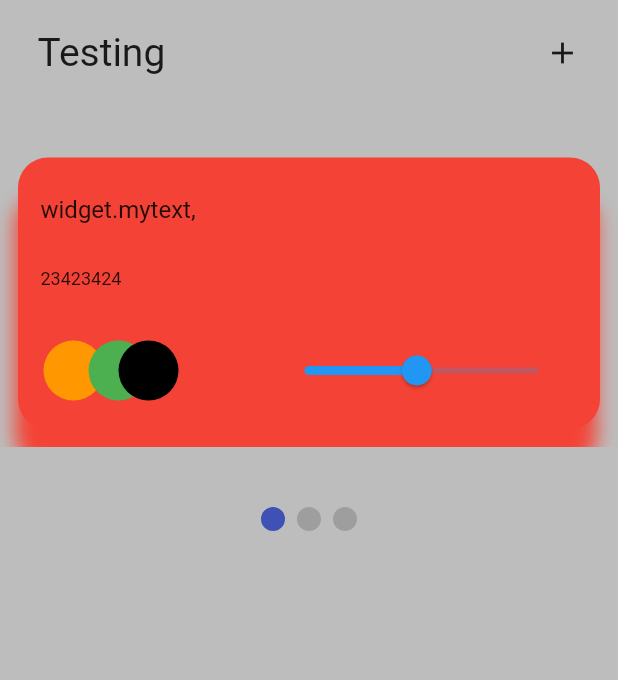
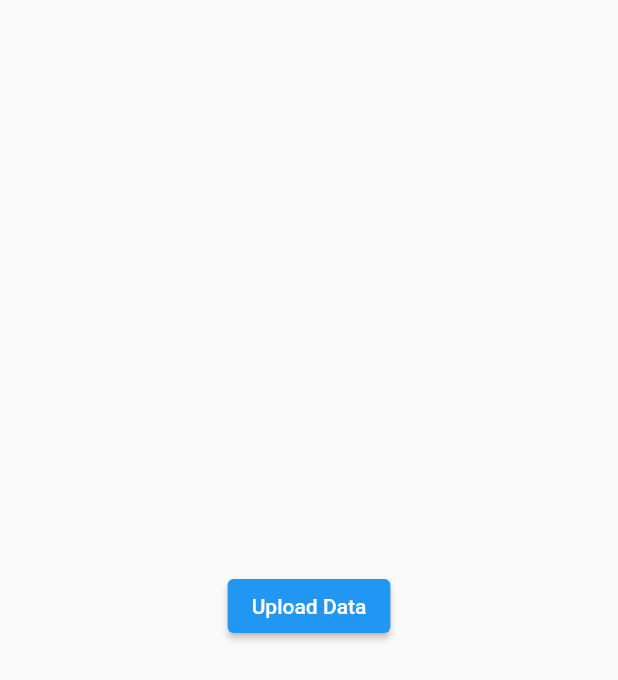
Before and after one commit to AliJawadSubhan/Practice, a Flutter app: the screen it shows after launch, on a phone screen of 412 x 824 dp. Shown: the top 680 px of the screen. Run offline on Flutter 3.47's test engine with Material 2 defaults, Android fonts, the phone set to English and light mode, and no system bars; drawn by our look-alikes of smooth_page_indicator.

Commit message:
made Post API

```diff
--- a/lib/main.dart
+++ b/lib/main.dart
@@ -1,5 +1,6 @@
 import 'package:flutter/material.dart';
 import 'package:practice/home/home.dart';
+import 'package:practice/post/post_screen.dart';
 
 void main() {
   runApp(const MyApp());
@@ -25,7 +26,7 @@ class MyApp extends StatelessWidget {
         // is not restarted.
         primarySwatch: Colors.blue,
       ),
-      home: HomePageUI(),
+      home: NewHome(),
     );
   }
 }
--- /dev/null
+++ b/lib/post/post_screen.dart
@@ -0,0 +1,75 @@
+// ignore_for_file: public_member_api_docs, sort_constructors_first
+import 'dart:convert';
+import 'dart:developer';
+
+import 'package:flutter/material.dart';
+import 'package:http/http.dart' as http;
+
+class NewHome extends StatefulWidget {
+  NewHome({super.key});
+
+  @override
+  State<NewHome> createState() => _NewHomeState();
+}
+
+class _NewHomeState extends State<NewHome> {
+  ResponseModel? responseModel;
+
+  @override
+  Widget build(BuildContext context) {
+    return Scaffold(
+      body: Column(
+        mainAxisAlignment: MainAxisAlignment.center,
+        children: [
+          Center(
+              child: ElevatedButton(
+                  onPressed: () {
+                    _uploadData().then((value) => {
+                          setState(() {
+                            responseModel = value;
+                          }),
+                        });
+                  },
+                  child: Text('Upload Data'))),
+          responseModel == null
+              ? Text('')
+              : Text(responseModel!.token.toString()),
+        ],
+      ),
+    );
+  }
+}
+
+Future<ResponseModel> _uploadData() async {
+  String url = 'https://reqres.in/api/register';
+  http.Response response = await http.post(Uri.parse(url),
+      body: {"email": "eve.holt@reqres.in", "password": "pistol"});
+  log(response.body);
+
+  return ResponseModel.fromJson(response.body);
+}
+
+class ResponseModel {
+  final String token;
+  final int id;
+  ResponseModel({required this.id, required this.token});
+
+  Map<String, dynamic> toMap() {
+    return <String, dynamic>{
+      'token': token,
+      'id': id,
+    };
+  }
+
+  factory ResponseModel.fromMap(Map<String, dynamic> map) {
+    return ResponseModel(
+      token: map['token'] as String,
+      id: map['id'] as int,
+    );
+  }
+
+  String toJson() => json.encode(toMap());
+
+  factory ResponseModel.fromJson(String source) =>
+      ResponseModel.fromMap(json.decode(source) as Map<String, dynamic>);
+}
--- a/pubspec.yaml
+++ b/pubspec.yaml
@@ -35,6 +35,7 @@ dependencies:
   # The following adds the Cupertino Icons font to your application.
   # Use with the CupertinoIcons class for iOS style icons.
   cupertino_icons: ^1.0.2
+  http:
   smooth_page_indicator: ^1.0.1
 
 dev_dependencies:
```
Also changed, not shown: pubspec.lock.
